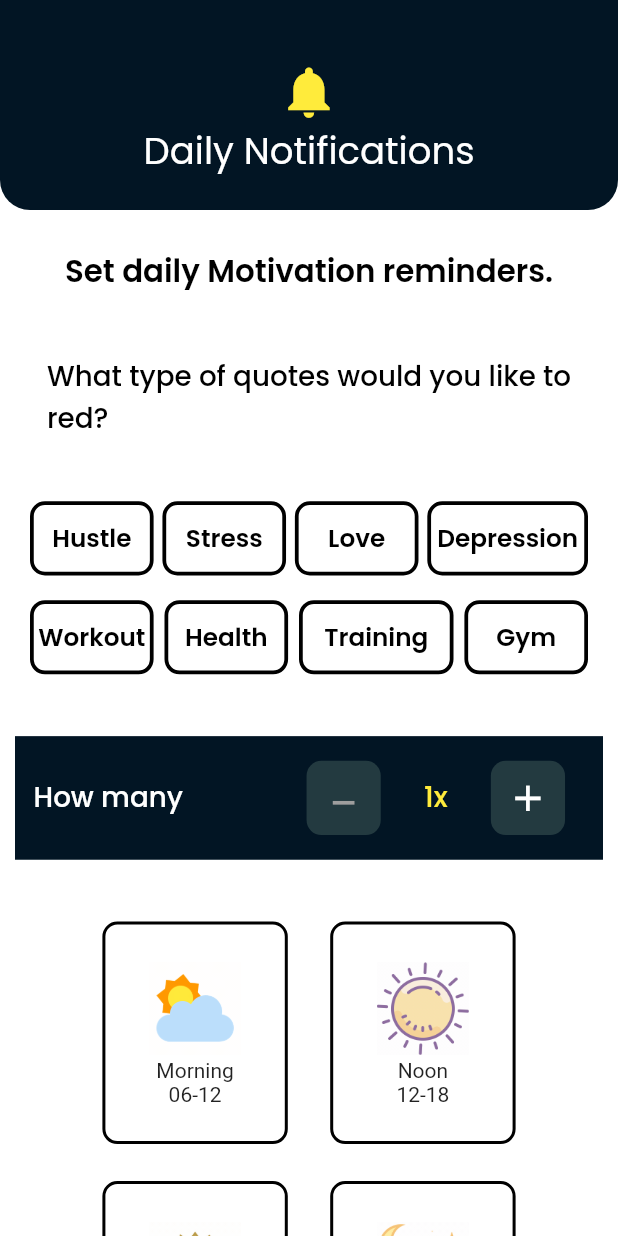
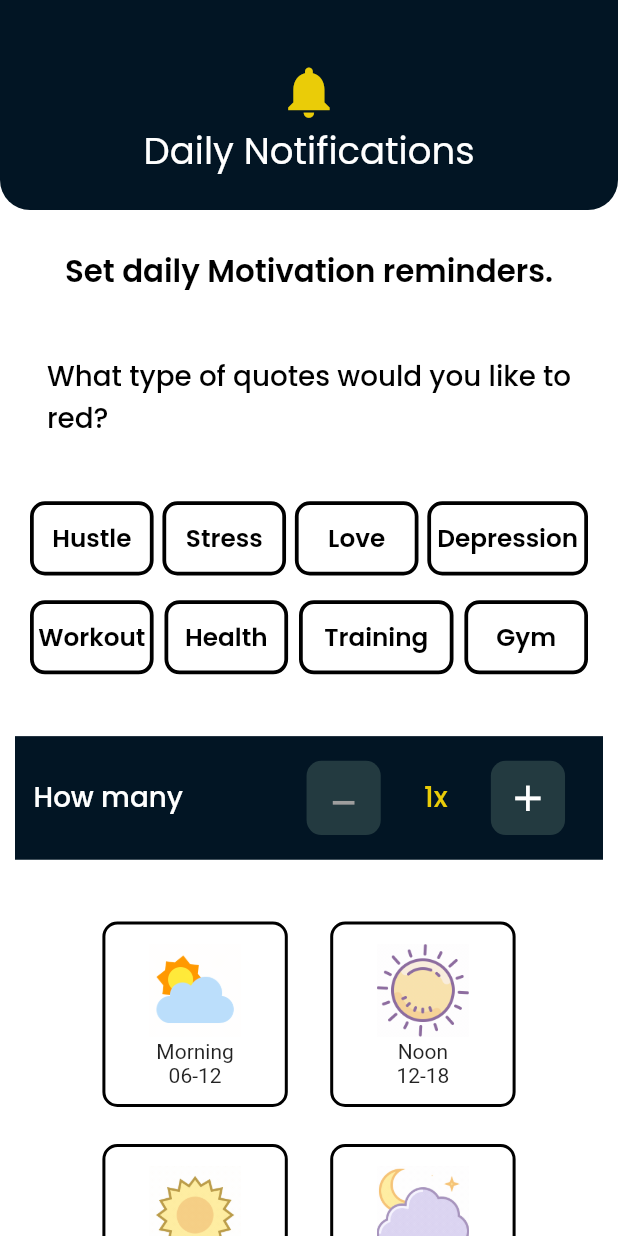
Before and after one commit to hamzaubit/daytofortune_app, a Flutter app: the screen it shows after launch, after a tap on "Let's Get Started!", on a phone screen of 412 x 824 dp. Run offline on Flutter 3.47's test engine with Material 2 defaults, Android fonts, the phone set to English and light mode, and no system bars; our stand-ins replace google_fonts.

Commit message:
initial commit

```diff
--- a/lib/views/onBoardingScreen.dart
+++ b/lib/views/onBoardingScreen.dart
@@ -1,4 +1,5 @@
 import 'package:daytofortune_app/views/reminderNotiffication.dart';
+import 'package:daytofortune_app/widgets/colorClass.dart';
 import 'package:daytofortune_app/widgets/sizeconfig.dart';
 import 'package:flutter/cupertino.dart';
 import 'package:flutter/material.dart';
@@ -20,7 +21,7 @@ class onBoardingScreen extends StatelessWidget {
               mainAxisAlignment: MainAxisAlignment.center,
               children: [
                 SizedBox(height: SizeConfig.blockSizeVertical! * 15,),
-                Text("─THEODORE ROOSEVELT",style: GoogleFonts.poppins(fontSize: SizeConfig.blockSizeHorizontal! * 6,color: Colors.yellow),),
+                Text("─THEODORE ROOSEVELT",style: GoogleFonts.poppins(fontSize: SizeConfig.blockSizeHorizontal! * 6,color: secondaryThemeColor,),),
               ],
             ),
           ),
@@ -33,7 +34,7 @@ class onBoardingScreen extends StatelessWidget {
               height: SizeConfig.blockSizeVertical! * 8,
               width: MediaQuery.of(context).size.width - 80,
               decoration: BoxDecoration(
-                  color: Colors.yellow,
+                  color: secondaryThemeColor,
                 borderRadius: BorderRadius.only(bottomLeft: Radius.circular(10),topRight: Radius.circular(10),topLeft: Radius.circular(10),bottomRight: Radius.circular(10))
               ),
               child: Row(
--- a/lib/views/reminderNotiffication.dart
+++ b/lib/views/reminderNotiffication.dart
@@ -1,3 +1,5 @@
+import 'package:daytofortune_app/views/allSetScreen.dart';
+import 'package:daytofortune_app/widgets/colorClass.dart';
 import 'package:daytofortune_app/widgets/sizeconfig.dart';
 import 'package:flutter/material.dart';
 import 'package:google_fonts/google_fonts.dart';
@@ -30,7 +32,7 @@ class _reminderNotificationState extends State<reminderNotification> {
               height: SizeConfig.blockSizeVertical! * 17,
               width: MediaQuery.of(context).size.width * 100,
               decoration: BoxDecoration(
-                color: Color(0xff021524),
+                color: primaryThemeColor,
                 borderRadius: BorderRadius.only(
                     bottomLeft: Radius.circular(20),
                     bottomRight: Radius.circular(20)),
@@ -43,7 +45,7 @@ class _reminderNotificationState extends State<reminderNotification> {
                   Icon(
                     Icons.notifications,
                     size: SizeConfig.blockSizeHorizontal! * 10,
-                    color: Colors.yellow,
+                    color: secondaryThemeColor,
                   ),
                   Text(
                     "Daily Notifications",
@@ -93,18 +95,22 @@ class _reminderNotificationState extends State<reminderNotification> {
                             height: SizeConfig.blockSizeVertical! * 6,
                             width: SizeConfig.blockSizeHorizontal! * 20,
                             decoration: BoxDecoration(
-                                color: Colors.yellow,
+                                color: primaryThemeColor,
                                 border:
                                     Border.all(color: Colors.black, width: 2.5),
                                 borderRadius:
                                     BorderRadius.all(Radius.circular(10))),
-                            child: Center(
-                                child: Text("Hustle",
+                            child: Row(
+                              children: [
+                                Icon(Icons.cancel,size: SizeConfig.blockSizeVertical! * 3,color: secondaryThemeColor),
+                                Text("Hustle",
                                     style: GoogleFonts.poppins(
                                         fontSize:
-                                            SizeConfig.blockSizeHorizontal! * 4,
-                                        color: Colors.black,
-                                        fontWeight: FontWeight.w600))),
+                                        SizeConfig.blockSizeHorizontal! * 3.5,
+                                        color: Colors.white,
+                                        fontWeight: FontWeight.w600))
+                              ],
+                            )
                           )
                         : Container(
                             height: SizeConfig.blockSizeVertical! * 6,
@@ -135,18 +141,22 @@ class _reminderNotificationState extends State<reminderNotification> {
                             height: SizeConfig.blockSizeVertical! * 6,
                             width: SizeConfig.blockSizeHorizontal! * 20,
                             decoration: BoxDecoration(
-                                color: Colors.yellow,
+                                color: primaryThemeColor,
                                 border:
                                     Border.all(color: Colors.black, width: 2.5),
                                 borderRadius:
                                     BorderRadius.all(Radius.circular(10))),
-                            child: Center(
-                                child: Text("Stress",
+                            child: Row(
+                              children: [
+                                Icon(Icons.cancel,size: SizeConfig.blockSizeVertical! * 3,color: secondaryThemeColor),
+                                Text("Stress",
                                     style: GoogleFonts.poppins(
                                         fontSize:
-                                            SizeConfig.blockSizeHorizontal! * 4,
-                                        color: Colors.black,
-                                        fontWeight: FontWeight.w600))),
+                                        SizeConfig.blockSizeHorizontal! * 3.5,
+                                        color: Colors.white,
+                                        fontWeight: FontWeight.w600))
+                              ],
+                            )
                           )
                         : Container(
                             height: SizeConfig.blockSizeVertical! * 6,
@@ -177,18 +187,22 @@ class _reminderNotificationState extends State<reminderNotification> {
                             height: SizeConfig.blockSizeVertical! * 6,
                             width: SizeConfig.blockSizeHorizontal! * 20,
                             decoration: BoxDecoration(
-                                color: Colors.yellow,
+                                color: primaryThemeColor,
                                 border:
                                     Border.all(color: Colors.black, width: 2.5),
                                 borderRadius:
                                     BorderRadius.all(Radius.circular(10))),
-                            child: Center(
-                                child: Text("Love",
+                            child: Row(
+                              children: [
+                                Icon(Icons.cancel,size: SizeConfig.blockSizeVertical! * 3,color: secondaryThemeColor),
+                                Text("Love",
                                     style: GoogleFonts.poppins(
                                         fontSize:
-                                            SizeConfig.blockSizeHorizontal! * 4,
-                                        color: Colors.black,
-                                        fontWeight: FontWeight.w600))),
+                                        SizeConfig.blockSizeHorizontal! * 3.5,
+                                        color: Colors.white,
+                                        fontWeight: FontWeight.w600))
+                              ],
+                            )
                           )
                         : Container(
                             height: SizeConfig.blockSizeVertical! * 6,
@@ -217,20 +231,24 @@ class _reminderNotificationState extends State<reminderNotification> {
                     child: depression == true
                         ? Container(
                             height: SizeConfig.blockSizeVertical! * 6,
-                            width: SizeConfig.blockSizeHorizontal! * 26,
+                            width: SizeConfig.blockSizeHorizontal! * 28,
                             decoration: BoxDecoration(
-                                color: Colors.yellow,
+                                color: primaryThemeColor,
                                 border:
                                     Border.all(color: Colors.black, width: 2.5),
                                 borderRadius:
                                     BorderRadius.all(Radius.circular(10))),
-                            child: Center(
-                                child: Text("Depression",
+                            child: Row(
+                              children: [
+                                Icon(Icons.cancel,size: SizeConfig.blockSizeVertical! * 3,color: secondaryThemeColor),
+                                Text("Depression",
                                     style: GoogleFonts.poppins(
                                         fontSize:
-                                            SizeConfig.blockSizeHorizontal! * 4,
-                                        color: Colors.black,
-                                        fontWeight: FontWeight.w600))),
+                                        SizeConfig.blockSizeHorizontal! * 3.5,
+                                        color: Colors.white,
+                                        fontWeight: FontWeight.w600))
+                              ],
+                            )
                           )
                         : Container(
                             height: SizeConfig.blockSizeVertical! * 6,
@@ -269,18 +287,24 @@ class _reminderNotificationState extends State<reminderNotification> {
                     },
                     child: workout == true ? Container(
                       height: SizeConfig.blockSizeVertical! * 6,
-                      width: SizeConfig.blockSizeHorizontal! * 20,
+                      width: SizeConfig.blockSizeHorizontal! * 23,
                       decoration: BoxDecoration(
-                          color: Colors.yellow,
+                          color: primaryThemeColor,
                           border: Border.all(color: Colors.black, width: 2.5),
                           borderRadius: BorderRadius.all(Radius.circular(10))),
-                      child: Center(
-                          child: Text("Workout",
+                      child: Row(
+                        children: [
+                          Icon(Icons.cancel,size: SizeConfig.blockSizeVertical! * 3,color: secondaryThemeColor,),
+                          Text("Workout",
                               style: GoogleFonts.poppins(
-                                  fontSize: SizeConfig.blockSizeHorizontal! * 4,
-                                  color: Colors.black,
-                                  fontWeight: FontWeight.w600))),
-                    ) : Container(
+                                  fontSize:
+                                  SizeConfig.blockSizeHorizontal! * 3.5,
+                                  color: Colors.white,
+                                  fontWeight: FontWeight.w600))
+                        ],
+                      )
+                    ) :
+                    Container(
                       height: SizeConfig.blockSizeVertical! * 6,
                       width: SizeConfig.blockSizeHorizontal! * 20,
                       decoration: BoxDecoration(
@@ -305,16 +329,22 @@ class _reminderNotificationState extends State<reminderNotification> {
                       height: SizeConfig.blockSizeVertical! * 6,
                       width: SizeConfig.blockSizeHorizontal! * 20,
                       decoration: BoxDecoration(
-                          color: Colors.yellow,
+                          color: primaryThemeColor,
                           border: Border.all(color: Colors.black, width: 2.5),
                           borderRadius: BorderRadius.all(Radius.circular(10))),
-                      child: Center(
-                          child: Text("Health",
+                      child: Row(
+                        children: [
+                          Icon(Icons.cancel,size: SizeConfig.blockSizeVertical! * 3,color: secondaryThemeColor,),
+                          Text("Health",
                               style: GoogleFonts.poppins(
-                                  fontSize: SizeConfig.blockSizeHorizontal! * 4,
-                                  color: Colors.black,
-                                  fontWeight: FontWeight.w600))),
-                    ) : Container(
+                                  fontSize:
+                                  SizeConfig.blockSizeHorizontal! * 3.5,
+                                  color: Colors.white,
+                                  fontWeight: FontWeight.w600))
+                        ],
+                      )
+                    ) :
+                    Container(
                       height: SizeConfig.blockSizeVertical! * 6,
                       width: SizeConfig.blockSizeHorizontal! * 20,
                       decoration: BoxDecoration(
@@ -339,16 +369,22 @@ class _reminderNotificationState extends State<reminderNotification> {
                       height: SizeConfig.blockSizeVertical! * 6,
                       width: SizeConfig.blockSizeHorizontal! * 25,
                       decoration: BoxDecoration(
-                          color: Colors.yellow,
+                          color: primaryThemeColor,
                           border: Border.all(color: Colors.black, width: 2.5),
                           borderRadius: BorderRadius.all(Radius.circular(10))),
-                      child: Center(
-                          child: Text("Training",
+                      child: Row(
+                        children: [
+                          Icon(Icons.cancel,size: SizeConfig.blockSizeVertical! * 3,color: secondaryThemeColor),
+                          Text("Training",
                               style: GoogleFonts.poppins(
-                                  fontSize: SizeConfig.blockSizeHorizontal! * 4,
-                                  color: Colors.black,
-                                  fontWeight: FontWeight.w600))),
-                    ) : Container(
+                                  fontSize:
+                                  SizeConfig.blockSizeHorizontal! * 3.5,
+                                  color: Colors.white,
+                                  fontWeight: FontWeight.w600))
+                        ],
+                      )
+                    ) :
+                    Container(
                       height: SizeConfig.blockSizeVertical! * 6,
                       width: SizeConfig.blockSizeHorizontal! * 25,
                       decoration: BoxDecoration(
@@ -373,15 +409,20 @@ class _reminderNotificationState extends State<reminderNotification> {
                       height: SizeConfig.blockSizeVertical! * 6,
                       width: SizeConfig.blockSizeHorizontal! * 20,
                       decoration: BoxDecoration(
-                          color: Colors.yellow,
+                          color: primaryThemeColor,
                           border: Border.all(color: Colors.black, width: 2.5),
                           borderRadius: BorderRadius.all(Radius.circular(10))),
-                      child: Center(
-                          child: Text("Gym",
+                      child: Row(
+                        children: [
+                          Icon(Icons.cancel,size: SizeConfig.blockSizeVertical! * 3,color: secondaryThemeColor),
+                          Text("Gym",
                               style: GoogleFonts.poppins(
-                                  fontSize: SizeConfig.blockSizeHorizontal! * 4,
-                                  color: Colors.black,
-                                  fontWeight: FontWeight.w600))),
+                                  fontSize:
+                                  SizeConfig.blockSizeHorizontal! * 3.5,
+                                  color: Colors.white,
+                                  fontWeight: FontWeight.w600))
+                        ],
+                      )
                     ) : Container(
                       height: SizeConfig.blockSizeVertical! * 6,
                       width: SizeConfig.blockSizeHorizontal! * 20,
@@ -406,7 +447,7 @@ class _reminderNotificationState extends State<reminderNotification> {
             Container(
               width: MediaQuery.of(context).size.width - 20,
               height: SizeConfig.blockSizeVertical! * 10,
-              color: Color(0xff021524),
+              color: primaryThemeColor,
               child: Row(
                 children: [
                   SizedBox(
@@ -471,7 +512,7 @@ class _reminderNotificationState extends State<reminderNotification> {
                   Text("${counter}x",
                       style: GoogleFonts.poppins(
                           fontSize: SizeConfig.blockSizeHorizontal! * 4.5,
-                          color: Colors.yellow,
+                          color: secondaryThemeColor,
                           fontWeight: FontWeight.w500)),
                   SizedBox(
                     width: SizeConfig.blockSizeHorizontal! * 7,
@@ -509,7 +550,7 @@ class _reminderNotificationState extends State<reminderNotification> {
                 mainAxisAlignment: MainAxisAlignment.spaceEvenly,
                 children: [
                   Container(
-                    height: SizeConfig.blockSizeVertical! * 18,
+                    height: SizeConfig.blockSizeVertical! * 15,
                     width: SizeConfig.blockSizeHorizontal! * 30,
                     decoration: BoxDecoration(
                         color: Colors.white,
@@ -533,7 +574,7 @@ class _reminderNotificationState extends State<reminderNotification> {
                     )
                   ),
                   Container(
-                    height: SizeConfig.blockSizeVertical! * 18,
+                    height: SizeConfig.blockSizeVertical! * 15,
                     width: SizeConfig.blockSizeHorizontal! * 30,
                     decoration: BoxDecoration(
                         color: Colors.white,
@@ -568,7 +609,7 @@ class _reminderNotificationState extends State<reminderNotification> {
                 mainAxisAlignment: MainAxisAlignment.spaceEvenly,
                 children: [
                   Container(
-                    height: SizeConfig.blockSizeVertical! * 18,
+                    height: SizeConfig.blockSizeVertical! * 15,
                     width: SizeConfig.blockSizeHorizontal! * 30,
                     decoration: BoxDecoration(
                         color: Colors.white,
@@ -592,7 +633,7 @@ class _reminderNotificationState extends State<reminderNotification> {
                     ),
                   ),
                   Container(
-                    height: SizeConfig.blockSizeVertical! * 18,
+                    height: SizeConfig.blockSizeVertical! * 15,
                     width: SizeConfig.blockSizeHorizontal! * 30,
                     decoration: BoxDecoration(
                         color: Colors.white,
@@ -622,12 +663,14 @@ class _reminderNotificationState extends State<reminderNotification> {
               height: SizeConfig.blockSizeVertical! * 3,
             ),
             GestureDetector(
-              onTap: () {},
+              onTap: () {
+                Navigator.push(context, MaterialPageRoute(builder: (context) => allSetScreen()));
+              },
               child: Container(
                   height: SizeConfig.blockSizeVertical! * 8,
                   width: MediaQuery.of(context).size.width - 80,
                   decoration: BoxDecoration(
-                      color: Colors.yellow,
+                      color: secondaryThemeColor,
                       borderRadius: BorderRadius.only(
                           bottomLeft: Radius.circular(10),
                           topRight: Radius.circular(10),
--- /dev/null
+++ b/lib/widgets/colorClass.dart
@@ -0,0 +1,6 @@
+import 'package:flutter/material.dart';
+
+const primaryThemeColor =  Color(0xff021524);
+const secondaryThemeColor = Color(0xffeacc08);
+const drawerColor = Color(0xff1d343c);
+const textColor = Color(0xffc6cbcf);
```
Also changed, not shown: lib/views/allSetScreen.dart (added, +126 -0 lines), lib/views/homeScreen.dart (added, +249 -0 lines), lib/views/premiumScreen.dart (added, +179 -0 lines), assets/images/crown.png (added), assets/images/diamond.png (added), assets/images/fb.png (added), assets/images/insta.png (added), assets/images/selectedTick.png (added), assets/images/tick.png (added), assets/images/tiktok.png (added), assets/images/twitter.png (added), assets/images/verify.png (added).
